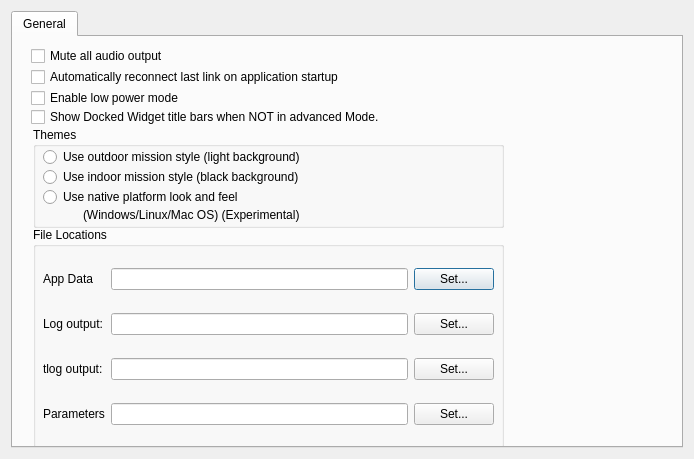
Old version of the form src/ui/QGCSettingsWidget.ui in the repository ArduPilot/apm_planner.
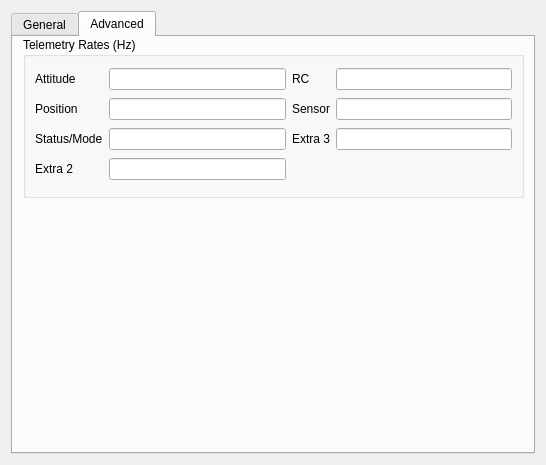
New version of the form. The open tabs and pages were chosen to show the change. Icons and pictures are not drawn.

Commit message: Configuration: Allow custom data rates

```diff
--- a/src/ui/QGCSettingsWidget.ui
+++ b/src/ui/QGCSettingsWidget.ui
@@ -6,8 +6,8 @@
    <rect>
     <x>0</x>
     <y>0</y>
-    <width>694</width>
-    <height>459</height>
+    <width>546</width>
+    <height>465</height>
    </rect>
   </property>
   <property name="windowTitle">
@@ -257,6 +257,100 @@
       <zorder>reconnectCheckBox</zorder>
       <zorder>groupBox_2</zorder>
      </widget>
+     <widget class="QWidget" name="advanced">
+      <attribute name="title">
+       <string>Advanced</string>
+      </attribute>
+      <widget class="QGroupBox" name="groupBox_3">
+       <property name="geometry">
+        <rect>
+         <x>10</x>
+         <y>0</y>
+         <width>501</width>
+         <height>161</height>
+        </rect>
+       </property>
+       <property name="title">
+        <string>Telemetry Rates (Hz)</string>
+       </property>
+       <layout class="QHBoxLayout" name="horizontalLayout">
+        <item>
+         <layout class="QGridLayout" name="gridLayout_2">
+          <item row="2" column="1">
+           <widget class="QLineEdit" name="extStatusLineEdit"/>
+          </item>
+          <item row="1" column="2">
+           <widget class="QLabel" name="label_10">
+            <property name="text">
+             <string>Sensor</string>
+            </property>
+           </widget>
+          </item>
+          <item row="2" column="0">
+           <widget class="QLabel" name="label_8">
+            <property name="text">
+             <string>Status/Mode</string>
+            </property>
+           </widget>
+          </item>
+          <item row="1" column="3">
+           <widget class="QLineEdit" name="rawSensorLineEdit"/>
+          </item>
+          <item row="1" column="1">
+           <widget class="QLineEdit" name="positionLineEdit"/>
+          </item>
+          <item row="0" column="3">
+           <widget class="QLineEdit" name="rcChannelDataLineEdit"/>
+          </item>
+          <item row="1" column="0">
+           <widget class="QLabel" name="label_7">
+            <property name="text">
+             <string>Position</string>
+            </property>
+           </widget>
+          </item>
+          <item row="0" column="2">
+           <widget class="QLabel" name="label_9">
+            <property name="text">
+             <string>RC</string>
+            </property>
+           </widget>
+          </item>
+          <item row="0" column="0">
+           <widget class="QLabel" name="label_6">
+            <property name="text">
+             <string>Attitude</string>
+            </property>
+           </widget>
+          </item>
+          <item row="0" column="1">
+           <widget class="QLineEdit" name="extra1LineEdit"/>
+          </item>
+          <item row="3" column="0">
+           <widget class="QLabel" name="label_11">
+            <property name="text">
+             <string>Extra 2</string>
+            </property>
+           </widget>
+          </item>
+          <item row="3" column="1">
+           <widget class="QLineEdit" name="extra2LineEdit"/>
+          </item>
+          <item row="2" column="2">
+           <widget class="QLabel" name="label_12">
+            <property name="text">
+             <string>Extra 3</string>
+            </property>
+           </widget>
+          </item>
+          <item row="2" column="3">
+           <widget class="QLineEdit" name="extra3LineEdit"/>
+          </item>
+         </layout>
+        </item>
+       </layout>
+      </widget>
+     </widget>
     </widget>
    </item>
   </layout>
```
Left out of the diff: 3 changed lines with no effect on the pictures. The commit also changes 3 other files.
